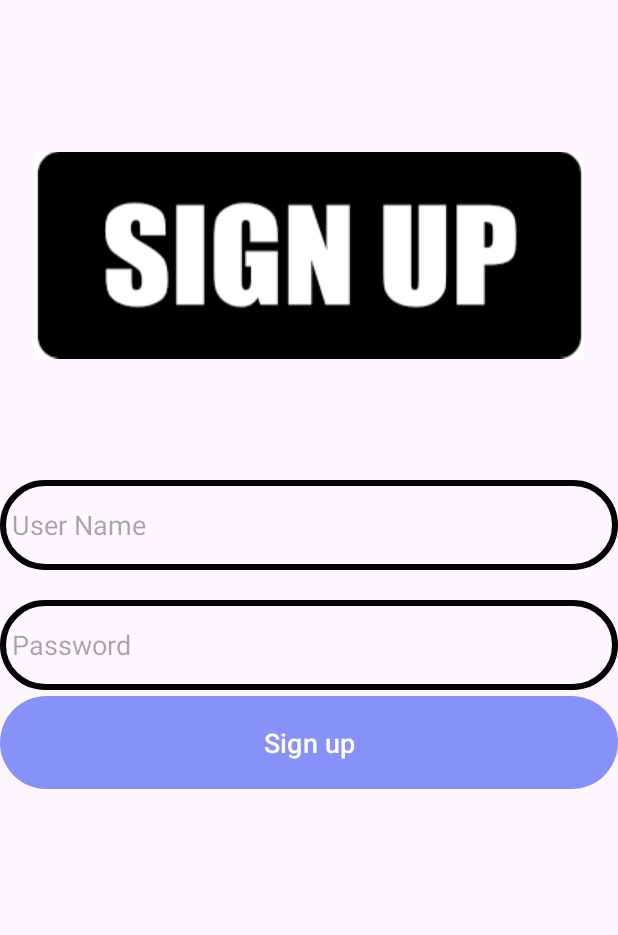
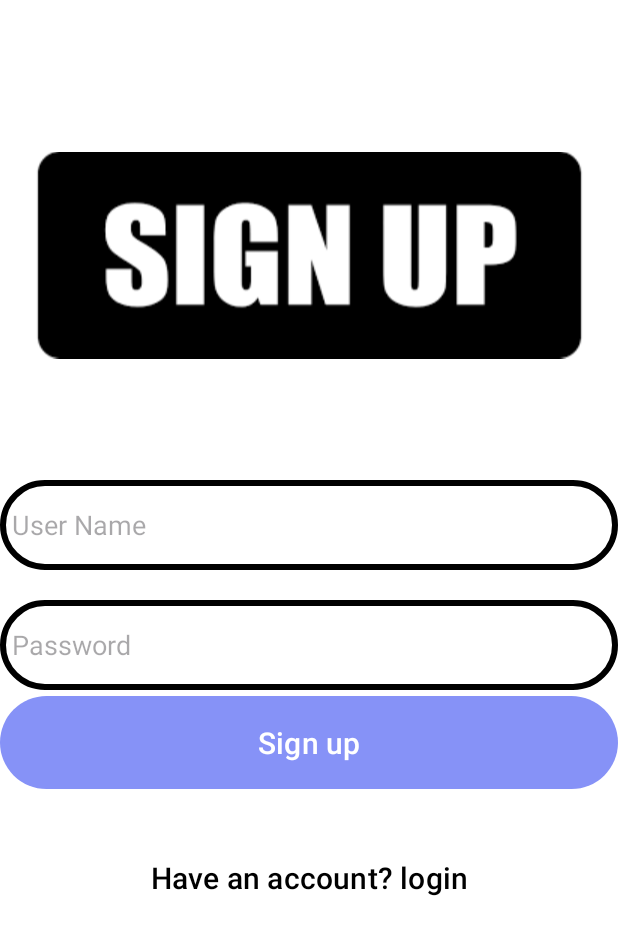
Before and after one commit to Ahmed-Emadeldin-Haggag/Toura, an Android app: the layout signup.xml on its own in the app's theme, with its tools: preview values and no code run, on a phone screen of 412 x 824 dp. Shown: the top 935 px of the screen. Run offline under Robolectric (Android 15) with nearby library versions, the light colour scheme and no system bars.

Commit message:
solving some signup problems

```diff
--- a/app/src/main/res/layout/signup.xml
+++ b/app/src/main/res/layout/signup.xml
@@ -5,8 +5,7 @@
     android:id="@+id/signup"
     android:layout_width="match_parent"
     android:layout_height="match_parent"
-    tools:actionBarNavMode="standard"
-    android:orientation="vertical">
+    android:background="@color/white">
 
     <ImageView
         android:id="@+id/imageView2"
@@ -22,10 +21,8 @@
         android:id="@+id/SignupUsername"
         android:layout_width="match_parent"
         android:layout_height="60dp"
-        android:layout_gravity="center"
         android:layout_marginTop="50dp"
         android:background="@drawable/rounded_rectangle"
-        android:drawablePadding="8dp"
         android:hint="@string/user_name"
         android:padding="8dp"
         app:layout_constraintEnd_toEndOf="parent"
@@ -36,25 +33,34 @@
         android:id="@+id/signupPassword"
         android:layout_width="match_parent"
         android:layout_height="60dp"
-        android:layout_gravity="center"
         android:layout_marginTop="20dp"
         android:background="@drawable/rounded_rectangle"
-        android:drawablePadding="8dp"
         android:hint="@string/password"
         android:inputType="textPassword"
         android:padding="8dp"
         app:layout_constraintEnd_toEndOf="parent"
-        app:layout_constraintHorizontal_bias="0.366"
         app:layout_constraintStart_toStartOf="parent"
         app:layout_constraintTop_toBottomOf="@+id/SignupUsername" />
 
     <Button
         android:id="@+id/signupButton"
         android:layout_width="match_parent"
+        android:layout_height="70dp"
         android:text="@string/sign_up"
-        android:layout_height="70dp"
-        android:textSize="18sp"
+        android:textSize="20sp"
         app:layout_constraintEnd_toEndOf="parent"
         app:layout_constraintStart_toStartOf="parent"
         app:layout_constraintTop_toBottomOf="@+id/signupPassword" />
+    <Button
+        android:id="@+id/login_button"
+        android:layout_width="wrap_content"
+        android:layout_height="70dp"
+        android:text="Have an account? login"
+        android:textSize="20sp"
+        android:background="?android:attr/selectableItemBackground"
+        android:textColor="@color/black"
+        android:layout_marginTop="20dp"
+        app:layout_constraintEnd_toEndOf="@+id/signupButton"
+        app:layout_constraintStart_toStartOf="@+id/signupButton"
+        app:layout_constraintTop_toBottomOf="@+id/signupButton" />
 </androidx.constraintlayout.widget.ConstraintLayout >
--- a/app/src/main/res/values/strings.xml
+++ b/app/src/main/res/values/strings.xml
@@ -10,4 +10,5 @@
     <string name="price">Price</string>
     <string name="description">Description</string>
     <string name="place">Place</string>
+    <string name="e_mail">E-mail</string>
 </resources>
```
Also changed, not shown: app/src/main/AndroidManifest.xml (+7 -6 lines), app/src/main/java/com/example/touraapplication/Login.kt (+12 -16 lines), app/src/main/java/com/example/touraapplication/MainActivity.kt (+9 -2 lines), app/src/main/java/com/example/touraapplication/Signup.kt (+18 -6 lines), app/src/main/res/layout/homepage.xml (+15 -6 lines), app/src/main/res/layout/login.xml (+35 -9 lines).
